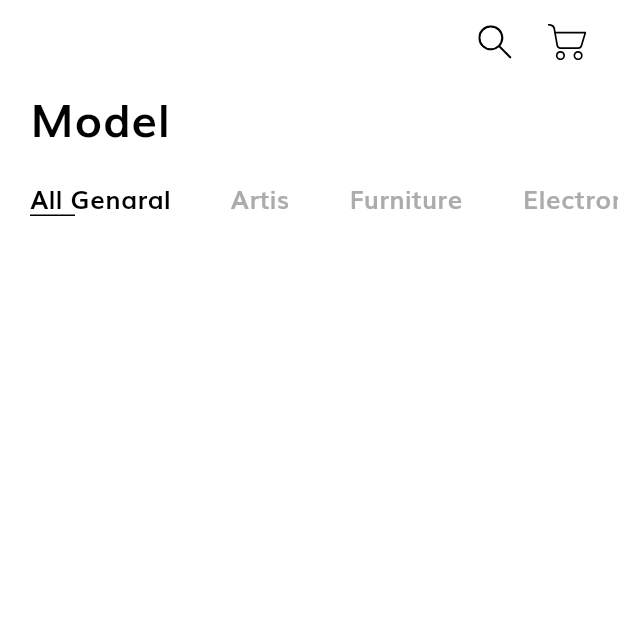
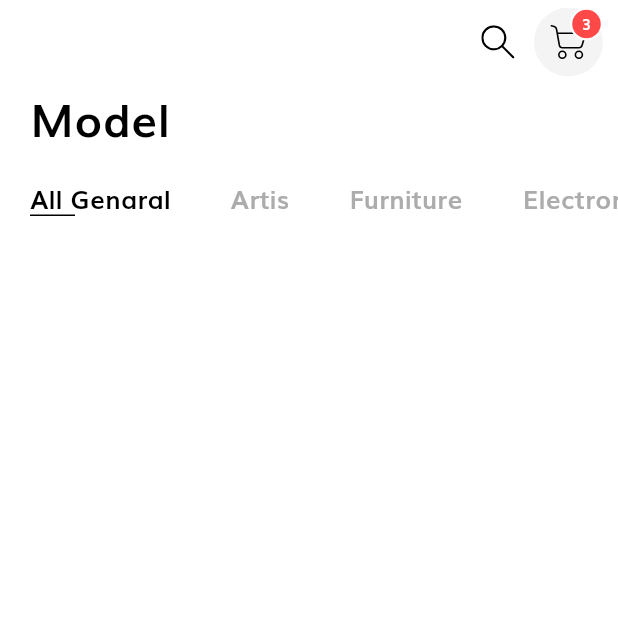
Before and after one commit to Dollarsssss/Model-3D-Shop-FN, a Flutter app: the Home screen opened by its route, on a phone screen of 412 x 824 dp, the top half of it. Run offline on Flutter 3.47's test engine with Material 3 defaults, Android fonts, the phone set to English and light mode, and no system bars; our stand-ins replace flutter_image_compress, flutter_svg, image_picker, lottie; missing offline and left inert: model_viewer_plus; network calls fail; project files that could hold a hidden picture were left out.

Commit message:
AddtoCart

```diff
--- /dev/null
+++ b/lib/icon_btn.dart
@@ -0,0 +1,60 @@
+import 'package:flutter/material.dart';
+import 'package:flutter_ecommerce/screens/cart/cart_screen.dart';
+import 'package:flutter_svg/flutter_svg.dart';
+import 'package:flutter_ecommerce/constants.dart';
+
+class IconBtnWithCounter extends StatelessWidget {
+  const IconBtnWithCounter({
+    super.key, required this.svgSrc, required this.numOfItem, required this.press, required this.iconColor,
+  });
+
+  final String svgSrc;
+  final int numOfItem,iconColor;
+  final GestureTapCallback press;
+
+  @override
+  Widget build(BuildContext context) {
+    return InkWell(
+      onTap:press,
+      borderRadius: BorderRadius.circular(50),
+      child: Stack(
+        children: [
+          Container(
+            padding: const EdgeInsets.all(3),
+            height: 46,
+            width: 46,
+            decoration: BoxDecoration(
+              color: kSecondaryColor.withOpacity(0.1),
+              shape: BoxShape.circle
+            ),
+            child: IconButton(
+              icon: SvgPicture.asset(svgSrc,color: Color(iconColor),), onPressed: () {
+                 Navigator.pushNamed(context, Cart.routeName);
+              },
+            ),
+          ),
+          Positioned(
+            right: 0,
+            child: Container(
+              height: 22,
+              width: 22,
+              decoration: BoxDecoration(color: Color(0xFFFF4848),
+              shape: BoxShape.circle,
+              border: Border.all(width: 1.5,color: Colors.white)
+              ),
+              child: Center(
+                child: Text("$numOfItem",style: const TextStyle(
+                  fontSize: 10,
+                  height: 1,
+                  color: Colors.white,
+                  fontWeight: FontWeight.w600
+                 ),
+                ),
+              ),
+            ),
+          )
+        ],
+      ),
+    );
+  }
+}
--- a/lib/models/product.dart
+++ b/lib/models/product.dart
@@ -1,8 +1,5 @@
 import 'dart:convert';
 import 'package:http/http.dart' as http;
-import 'package:flutter/material.dart';
-
-
 
 class Product {
   final String image, title, description , quality , model;
--- a/lib/routs.dart
+++ b/lib/routs.dart
@@ -1,4 +1,5 @@
 import 'package:flutter/material.dart';
+import 'package:flutter_ecommerce/screens/cart/cart_screen.dart';
 import 'package:flutter_ecommerce/screens/complete_signup/complete_signup_screen.dart';
 import 'package:flutter_ecommerce/screens/home/home_screen.dart';
 import 'package:flutter_ecommerce/screens/profile/profile_screen.dart';
@@ -18,4 +19,5 @@ final Map<String , WidgetBuilder> routes = {
   SignUpSuccess.routeName:(context)=> const SignUpSuccess(),
   Home.routeName:(context)=>const Home(),
   Profile.routeName:(context) => const Profile(),
+  Cart.routeName:(context) => const Cart(),
 };
--- a/lib/screens/details/add_to_cart.dart
+++ b/lib/screens/details/add_to_cart.dart
@@ -22,10 +22,10 @@ class AddtoCart extends StatelessWidget {
             width: 58,
             decoration: BoxDecoration(
                 borderRadius: BorderRadius.circular(18),
-                border: Border.all(color: Color(product.color as int))),
+                border: Border.all(color: Color(product.color))),
             child: IconButton(
               icon: SvgPicture.asset(
-                  "assets/icons/add_to_cart.svg",color: Color(product.color as int),),
+                  "assets/icons/add_to_cart.svg",color: Color(product.color),),
               onPressed: () {},
             ),
           ),
@@ -36,7 +36,7 @@ class AddtoCart extends StatelessWidget {
                 style: TextButton.styleFrom(
                   shape: RoundedRectangleBorder(
                   borderRadius: BorderRadius.circular(18)),
-                  backgroundColor: Color(product.color as int),
+                  backgroundColor: Color(product.color),
                 ),
                 onPressed: () {},
                 child: Text(
--- a/lib/screens/home/home_screen.dart
+++ b/lib/screens/home/home_screen.dart
@@ -1,7 +1,9 @@
 import 'package:flutter/material.dart';
 import 'package:flutter_ecommerce/components/bottom_nav.dart';
 import 'package:flutter_ecommerce/enums.dart';
+import 'package:flutter_ecommerce/screens/cart/cart_screen.dart';
 import 'package:flutter_ecommerce/screens/home/home_form.dart';
+import 'package:flutter_ecommerce/icon_btn.dart';
 import 'package:flutter_svg/flutter_svg.dart';
 
 class Home extends StatelessWidget {
@@ -20,8 +22,13 @@ class Home extends StatelessWidget {
           IconButton(
             icon: SvgPicture.asset("assets/icons/search.svg",color: Colors.black,), onPressed: () {},
           ),
-          IconButton(
-            icon: SvgPicture.asset("assets/icons/cart.svg",color: Colors.black,), onPressed: () {},
+          IconBtnWithCounter(
+            svgSrc: "assets/icons/cart.svg",
+            numOfItem: 3,
+            press: (){
+              Navigator.pushNamed(context, Cart.routeName);
+            },
+            iconColor: 0xFF000000,
           ),
           const SizedBox(width:10)
         ],
```
Also changed, not shown: lib/models/carts.dart (added, +16 -0 lines), lib/screens/cart/cart_form.dart (added, +54 -0 lines), lib/screens/cart/cart_screen.dart (added, +37 -0 lines), lib/screens/details/details.screen.dart (+11 -4 lines).
